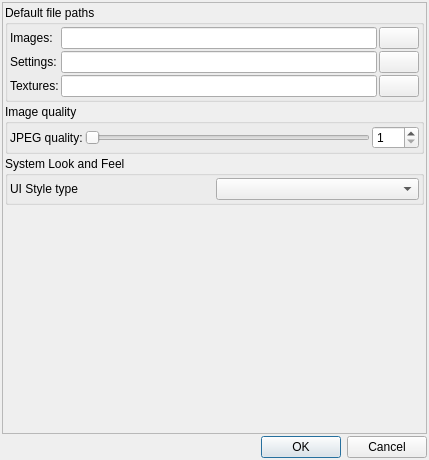
First picture: the form in mandelbulber2/qt/preferencesdialog.ui, repository buddhi1980/mandelbulber2, before the edit.
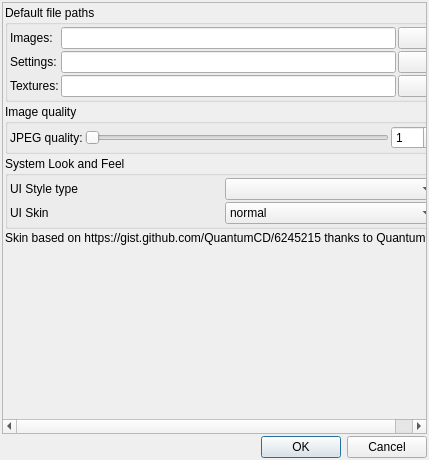
Second picture: the form after the edit. Icons and pictures are not drawn. Custom widgets are drawn as their Qt base class.

Commit message: UI Skin now selectable under program settings. dark skin based on https://gist.github.com/QuantumCD thanks to QuantumCD TODO light skin

The edit to the form file:
```diff
--- a/mandelbulber2/qt/preferencesdialog.ui
+++ b/mandelbulber2/qt/preferencesdialog.ui
@@ -39,8 +39,8 @@
        <rect>
         <x>0</x>
         <y>0</y>
-        <width>423</width>
-        <height>425</height>
+        <width>567</width>
+        <height>409</height>
        </rect>
       </property>
       <layout class="QVBoxLayout" name="verticalLayout_2">
@@ -259,11 +259,44 @@
             <item row="0" column="1">
              <widget class="QComboBox" name="comboBox_ui_style_type"/>
             </item>
+            <item row="1" column="0">
+             <widget class="QLabel" name="label_4">
+              <property name="text">
+               <string>UI Skin</string>
+              </property>
+             </widget>
+            </item>
+            <item row="1" column="1">
+             <widget class="QComboBox" name="comboBox_ui_skin">
+              <item>
+               <property name="text">
+                <string>normal</string>
+               </property>
+              </item>
+              <item>
+               <property name="text">
+                <string>dark</string>
+               </property>
+              </item>
+              <item>
+               <property name="text">
+                <string>light</string>
+               </property>
+              </item>
+             </widget>
+            </item>
            </layout>
           </item>
          </layout>
         </widget>
        </item>
+       <item>
+        <widget class="QLabel" name="label_7">
+         <property name="text">
+          <string>Skin based on https://gist.github.com/QuantumCD/6245215 thanks to QuantumCD</string>
+         </property>
+        </widget>
+       </item>
        <item>
         <spacer name="verticalSpacer">
          <property name="orientation">
```
The commit also changes 6 other files.
